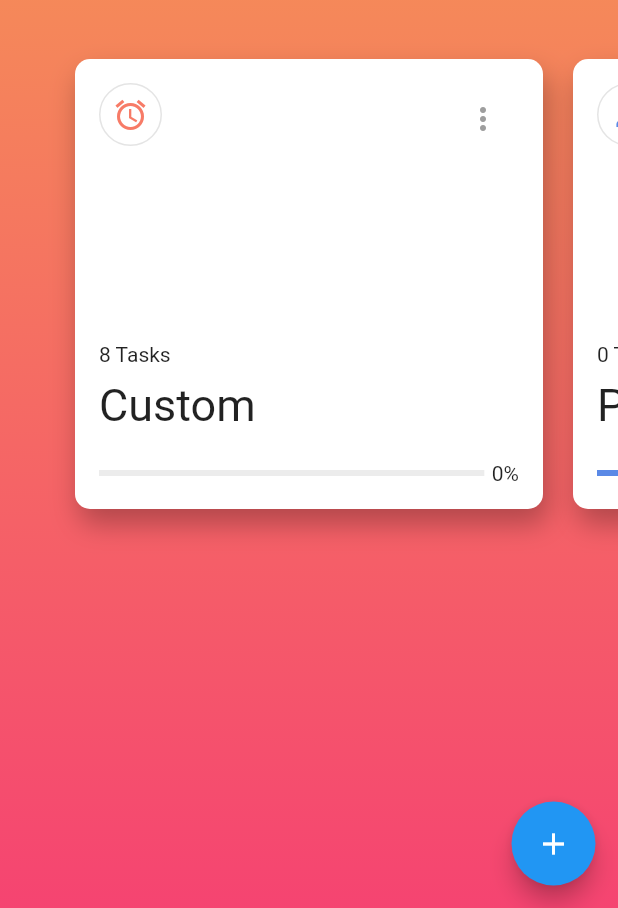
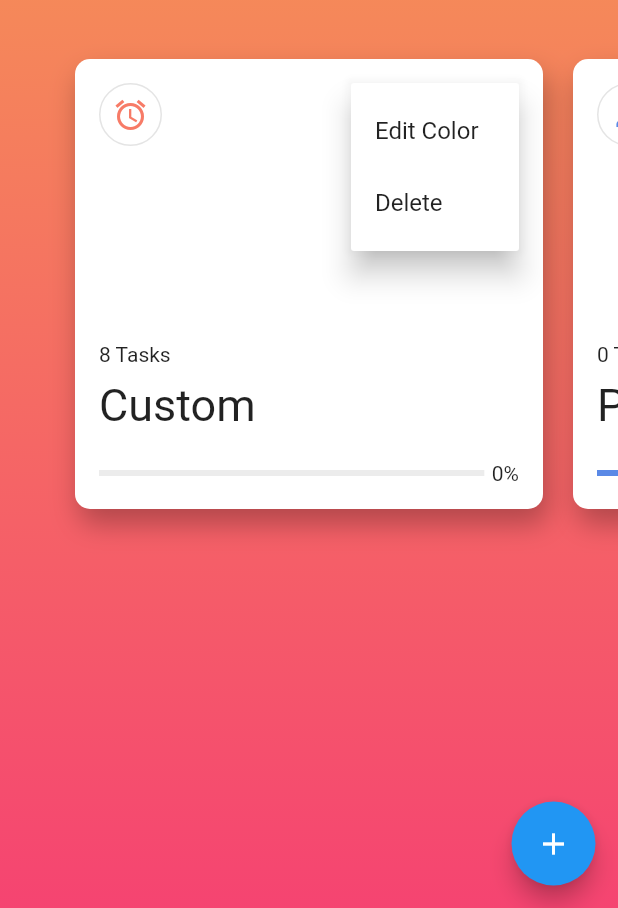
Before and after one commit to MarcL01/FlutterTodo, a Flutter app: the screen it shows after launch, after a tap on the "more vert" icon, on a phone screen of 412 x 824 dp, the part 328-1236 px from its top. Run offline on Flutter 3.47's test engine with Material 2 defaults, Android fonts, the phone set to English and light mode, and no system bars.

Commit message:
Start adding functionality to todo cards

```diff
--- a/lib/main.dart
+++ b/lib/main.dart
@@ -255,12 +255,34 @@ class _MyHomePageState extends State<MyHomePage> with TickerProviderStateMixin {
                                                               child: Material(
                                                                 color: Colors.transparent,
                                                                 type: MaterialType.transparency,
-                                                                child: IconButton(
+                                                                child: PopupMenuButton(
                                                                   icon: Icon(
                                                                     Icons.more_vert,
                                                                     color: Colors.grey,
                                                                   ),
-                                                                  onPressed: () {},
+                                                                  itemBuilder: (context) => <PopupMenuEntry<TodoCardSettings>>[
+                                                                        PopupMenuItem(
+                                                                          child: Text("Edit Color"),
+                                                                          value: TodoCardSettings.edit_color,
+                                                                        ),
+                                                                        PopupMenuItem(
+                                                                          child: Text("Delete"),
+                                                                          value: TodoCardSettings.delete,
+                                                                        ),
+                                                                      ],
+                                                                  onSelected: (setting) {
+                                                                    switch (setting) {
+                                                                      case TodoCardSettings.edit_color:
+                                                                        print("edit color clicked");
+                                                                        break;
+                                                                      case TodoCardSettings.delete:
+                                                                        print("delete clicked");
+                                                                        setState(() {
+                                                                          todos.remove(todoObject);
+                                                                        });
+                                                                        break;
+                                                                    }
+                                                                  },
                                                                 ),
                                                               ),
                                                             )),
@@ -356,6 +378,8 @@ class _MyHomePageState extends State<MyHomePage> with TickerProviderStateMixin {
   }
 }
 
+enum TodoCardSettings { edit_color, delete }
+
 class DetailPage extends StatefulWidget {
   DetailPage({@required this.todoObject, Key key}) : super(key: key);
 
@@ -384,7 +408,6 @@ class _DetailPageState extends State<DetailPage> with TickerProviderStateMixin {
           barPercent = animT.lerp(animationBar.value);
         });
       });
-    ;
     animT = Tween<double>(begin: percentComplete, end: percentComplete);
     scaleAnimation.forward();
     super.initState();
@@ -435,12 +458,31 @@ class _DetailPageState extends State<DetailPage> with TickerProviderStateMixin {
                 child: Material(
                   color: Colors.transparent,
                   type: MaterialType.transparency,
-                  child: IconButton(
+                  child: PopupMenuButton(
                     icon: Icon(
                       Icons.more_vert,
                       color: Colors.grey,
                     ),
-                    onPressed: () {},
+                    itemBuilder: (context) => <PopupMenuEntry<TodoCardSettings>>[
+                          PopupMenuItem(
+                            child: Text("Edit Color"),
+                            value: TodoCardSettings.edit_color,
+                          ),
+                          PopupMenuItem(
+                            child: Text("Delete"),
+                            value: TodoCardSettings.delete,
+                          ),
+                        ],
+                    onSelected: (setting) {
+                      switch (setting) {
+                        case TodoCardSettings.edit_color:
+                          print("edit color clicked");
+                          break;
+                        case TodoCardSettings.delete:
+                          print("delete clicked");
+                          break;
+                      }
+                    },
                   ),
                 ),
               )
@@ -585,21 +627,19 @@ class CustomScrollPhysics extends ScrollPhysics {
     ScrollPhysics parent,
   }) : super(parent: parent);
 
-  final double numOfItems = todos.length.toDouble() - 1;
-
   @override
   CustomScrollPhysics applyTo(ScrollPhysics ancestor) {
     return CustomScrollPhysics(parent: buildParent(ancestor));
   }
 
   double _getPage(ScrollPosition position) {
-    return position.pixels / (position.maxScrollExtent / numOfItems);
+    return position.pixels / (position.maxScrollExtent / (todos.length.toDouble() - 1));
     // return position.pixels / position.viewportDimension;
   }
 
   double _getPixels(ScrollPosition position, double page) {
     // return page * position.viewportDimension;
-    return page * (position.maxScrollExtent / numOfItems);
+    return page * (position.maxScrollExtent / (todos.length.toDouble() - 1));
   }
 
   double _getTargetPixels(ScrollPosition position, Tolerance tolerance, double velocity) {
```
